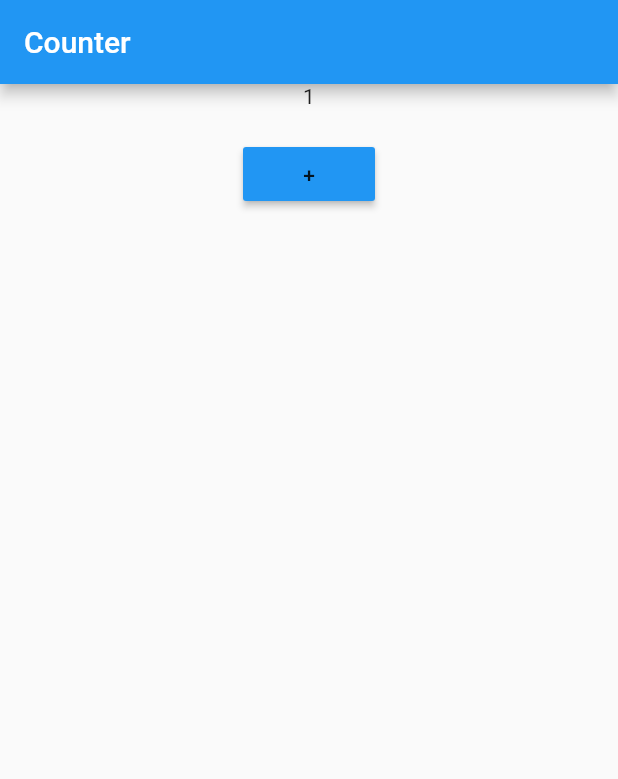
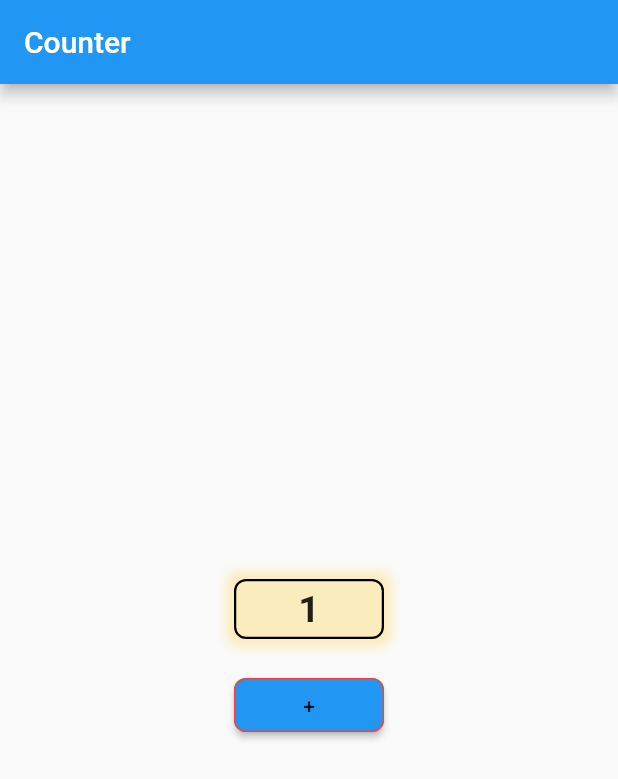
Before and after one commit to JossinAntony/Flutter-Counter-Experiment, a Flutter app: the screen it shows after launch, after a tap on an icon or button, on a phone screen of 412 x 824 dp. Shown: the top 779 px of the screen. Run offline on Flutter 3.47's test engine with Material 2 defaults, Android fonts, the phone set to English and light mode, and no system bars.

Commit message:
UI visual design changes

```diff
--- a/lib/main.dart
+++ b/lib/main.dart
@@ -1,3 +1,5 @@
+
+import 'package:flutter/cupertino.dart';
 import 'package:flutter/material.dart';
 
 void main() {
@@ -11,16 +13,6 @@ class MyApp extends StatefulWidget {
 
 class _MyAppState extends State<MyApp> {
   int _counter = 0;
-  int _counter_2 = 0; // 2nd counter
-
-  int _updateCounter(int _counter) {
-   print( '_counter before increment in function: ' + _counter.toString());
-    _counter = _counter + 1;
-    print(
-        '_counter in function: ' + _counter.toString()); // not getting updated?
-
-    return _counter;
-  }
 
   @override
   Widget build(BuildContext context) {
@@ -30,32 +22,58 @@ class _MyAppState extends State<MyApp> {
               title: Text('Counter'),
             ),
             body: Container(
+                alignment: Alignment.center,
+                child: Column(
+                  mainAxisAlignment: MainAxisAlignment.center,
+                  children: <Widget>[
+                    SizedBox(
+                      width: 100,
+                      height: 40,
+                      child: DecoratedBox(
+                        decoration: BoxDecoration(
+                          border: Border.all(
+                            style: BorderStyle.solid,
+                            width: 1.5,
+                          ),
+                          borderRadius: BorderRadius.circular(8),
+                          boxShadow: [
+                            BoxShadow(
+                              color: Colors.amber.withOpacity(.25),
+                              offset: Offset(0,0),
+                              blurRadius: 5,
+                              spreadRadius: 5,
+                            )
+                          ],
+                        ),
                         child: Center(
-              child: Column(
-                children: <Widget>[
-                  Text(_counter_2.toString()),
-                  //increment using second counter, does not work
+                          child: Text(_counter.toString(),
+                              style: TextStyle(
+                                fontSize: 25,
+                                fontWeight: FontWeight.bold,
+                              ),),
+                        ),
+                      ),
+                    ),
+
+
                     SizedBox(height: 20),
-
-                  RaisedButton(
+                    ButtonTheme(
+                      minWidth: 100,
+                      shape: RoundedRectangleBorder(
+                        borderRadius: BorderRadius.circular(8),
+                        side: BorderSide(color: Colors.red),
+                      ),
+                      child: RaisedButton(
                         onPressed: () {
                           setState(() {
-                        //_counter++;
-                        _counter_2  = _updateCounter(
-                            _counter); // this does not seem to work!
-                        _counter = _counter_2;//edit: This updates the global variable and hence solves the issue:)
+                            _counter++;
                           });
-
-                      print('_counter in RaisedButton: ' +
-                          _counter.toString()); // strange behaviour here!
-                      print('_counter_2 in RaisedButton: ' +
-                          _counter_2.toString()); // strange behaviour here!
                         },
                         color: Colors.blue,
                         child: Text('+'),
                       ),
+                    ),
                   ],
-              ),
                 ))));
   }
 }
```
Lines whose indentation alone changed are shown as unchanged.
